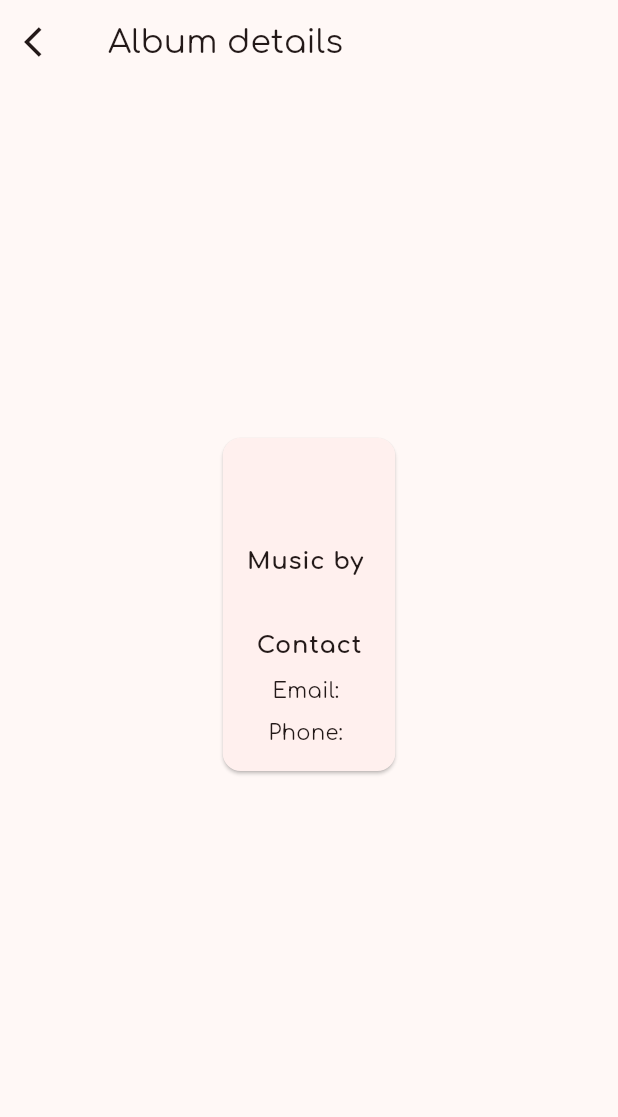
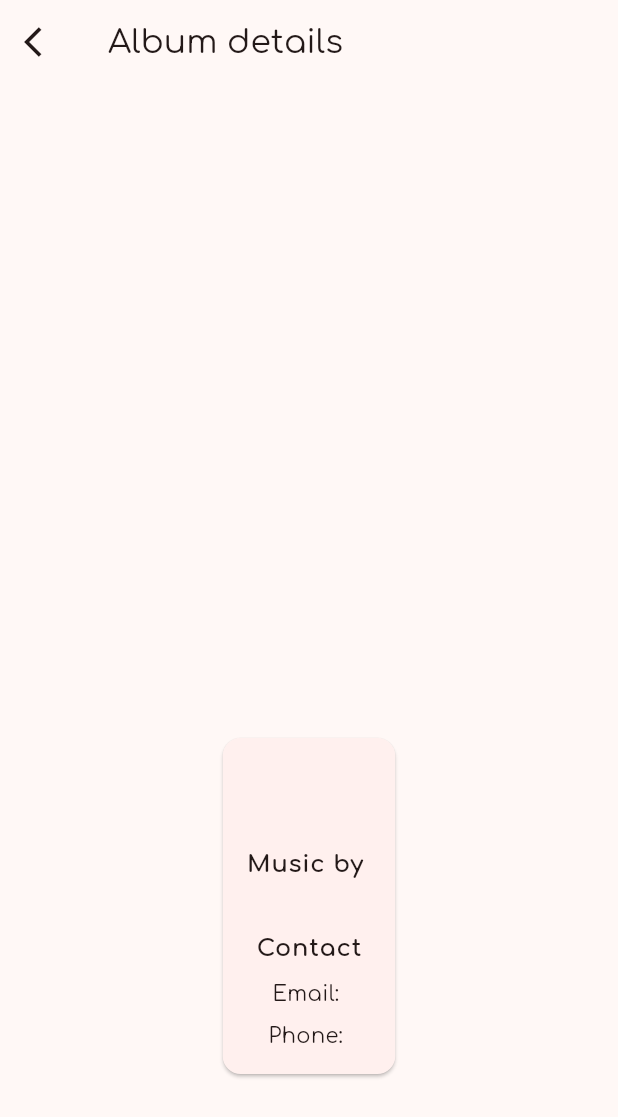
Before and after one commit to Zennoon/flutter-lab-assignment-3, a Flutter app: the AlbumDetailScreen screen opened directly with empty values, on a phone screen of 412 x 824 dp. Shown: the top 1117 px of the screen. Run offline on Flutter 3.47's test engine with Material 3 defaults, Android fonts, the phone set to English and light mode, and no system bars; drawn by our look-alikes of carousel_slider; our stand-ins replace equatable, flutter_bloc, go_router, google_fonts; network calls fail.

```diff
--- a/lib/data/models/album.dart
+++ b/lib/data/models/album.dart
@@ -1,4 +1,3 @@
-import 'package:flutter/rendering.dart';
 import 'package:json_annotation/json_annotation.dart';
 
 part 'album.g.dart';
--- a/lib/data/network/dio_client.dart
+++ /dev/null
@@ -1,3 +0,0 @@
-import 'package:dio/dio.dart';
-
-final dio = Dio(BaseOptions(baseUrl: 'https://jsonplaceholder.typicode.com'));
--- /dev/null
+++ b/lib/data/network/http_client.dart
@@ -0,0 +1,3 @@
+import 'dart:io';
+
+final httpClient = HttpClient();
--- a/lib/data/network/retrofit_service.dart
+++ /dev/null
@@ -1,21 +0,0 @@
-import 'package:retrofit/retrofit.dart';
-import 'package:dio/dio.dart';
-import '../models/album.dart';
-import '../models/photo.dart';
-import '../models/user.dart';
-
-part 'retrofit_service.g.dart';
-
-@RestApi()
-abstract class ApiService {
-  factory ApiService(Dio dio, { String? baseUrl }) = _ApiService;
-
-  @GET('/albums')
-  Future<List<Album>> getAlbums();
-
-  @GET('/albums/{id}/photos')
-  Future<List<Photo>> getPhotosByAlbumId(@Path('id') int albumId);
-
-  @GET('/users/{id}')
-  Future<User> getUser(@Path('id') int userId);
-}
--- a/lib/logic/albums/album_bloc.dart
+++ b/lib/logic/albums/album_bloc.dart
@@ -1,10 +1,7 @@
 import 'package:flutter_bloc/flutter_bloc.dart';
 import 'album_event.dart';
 import 'album_state.dart';
-import '../../data/network/retrofit_service.dart';
-import '../../data/models/album.dart';
-import '../../data/models/photo.dart';
-import '../../data/models/user.dart';
+import '../../data/network/api_service.dart';
 
 class AlbumBloc extends Bloc<AlbumEvent, AlbumState> {
   final ApiService apiService;
--- a/lib/main.dart
+++ b/lib/main.dart
@@ -1,7 +1,7 @@
 import 'package:flutter/material.dart';
 import 'package:flutter_bloc/flutter_bloc.dart';
-import 'data/network/dio_client.dart';
-import 'data/network/retrofit_service.dart';
+import 'data/network/http_client.dart';
+import 'data/network/api_service.dart';
 import 'logic/albums/album_bloc.dart';
 import 'logic/albums/album_event.dart';
 import 'router/app_router.dart';
@@ -9,7 +9,7 @@ import 'theme/theme.dart';
 import 'theme/util.dart';
 
 void main() {
-  final apiService = ApiService(dio);
+  final apiService = ApiService(httpClient);
   runApp(MyApp(apiService: apiService));
 }
 
--- a/lib/presentation/widgets/photos_carousel.dart
+++ b/lib/presentation/widgets/photos_carousel.dart
@@ -1,5 +1,4 @@
 import 'package:carousel_slider/carousel_slider.dart';
-import 'package:flutter/cupertino.dart';
 import 'package:flutter/material.dart';
 import '../../data/models/photo.dart';
 
@@ -11,8 +10,9 @@ class PhotosCarousel extends StatelessWidget {
   Widget build(BuildContext context) {
     return CarouselSlider(
       options: CarouselOptions(
-        height: 200,
+        height: 400,
         autoPlay: true,
+        autoPlayInterval: Duration(seconds: 3),
         enlargeCenterPage: true
       ),
       items: photos.map((photo) {
--- a/lib/router/app_router.dart
+++ b/lib/router/app_router.dart
@@ -1,10 +1,6 @@
-import 'package:flutter/material.dart';
 import 'package:go_router/go_router.dart';
 import '../presentation/screens/album_list_screen.dart';
 import '../presentation/screens/album_detail_screen.dart';
-import '../data/models/album.dart';
-import '../data/models/photo.dart';
-import '../data/models/user.dart';
 
 final router = GoRouter(
   routes: [
--- a/lib/theme/util.dart
+++ b/lib/theme/util.dart
@@ -12,7 +12,7 @@ TextTheme createTextTheme(
       GoogleFonts.getTextTheme(displayFontString, baseTextTheme);
   TextTheme textTheme = displayTextTheme.copyWith(
     titleMedium: TextStyle(
-      fontSize: 18,
+      fontSize: 20,
       fontFamily: displayTextTheme.bodyLarge?.fontFamily,
       fontWeight: FontWeight.bold,
       height: 1.2,
--- a/pubspec.yaml
+++ b/pubspec.yaml
@@ -30,8 +30,6 @@ environment:
 dependencies:
   flutter:
     sdk: flutter
-  dio: ^5.8.0+1
-  retrofit: ^4.4.2
   json_annotation: ^4.9.0
   flutter_bloc: ^9.1.1
   go_router: ^15.1.2
@@ -47,7 +45,6 @@ dev_dependencies:
   flutter_test:
     sdk: flutter
   build_runner: ^2.4.15
-  retrofit_generator: ^9.2.0
   json_serializable: ^6.9.5
 
   # The "flutter_lints" package below contains a set of recommended lints to
```
Also changed, not shown: lib/data/network/api_service.dart (added, +53 -0 lines), lib/presentation/screens/album_list_screen.dart (+19 -1 lines), lib/data/network/retrofit_service.g.dart (deleted), pubspec.lock, 2 other files.
